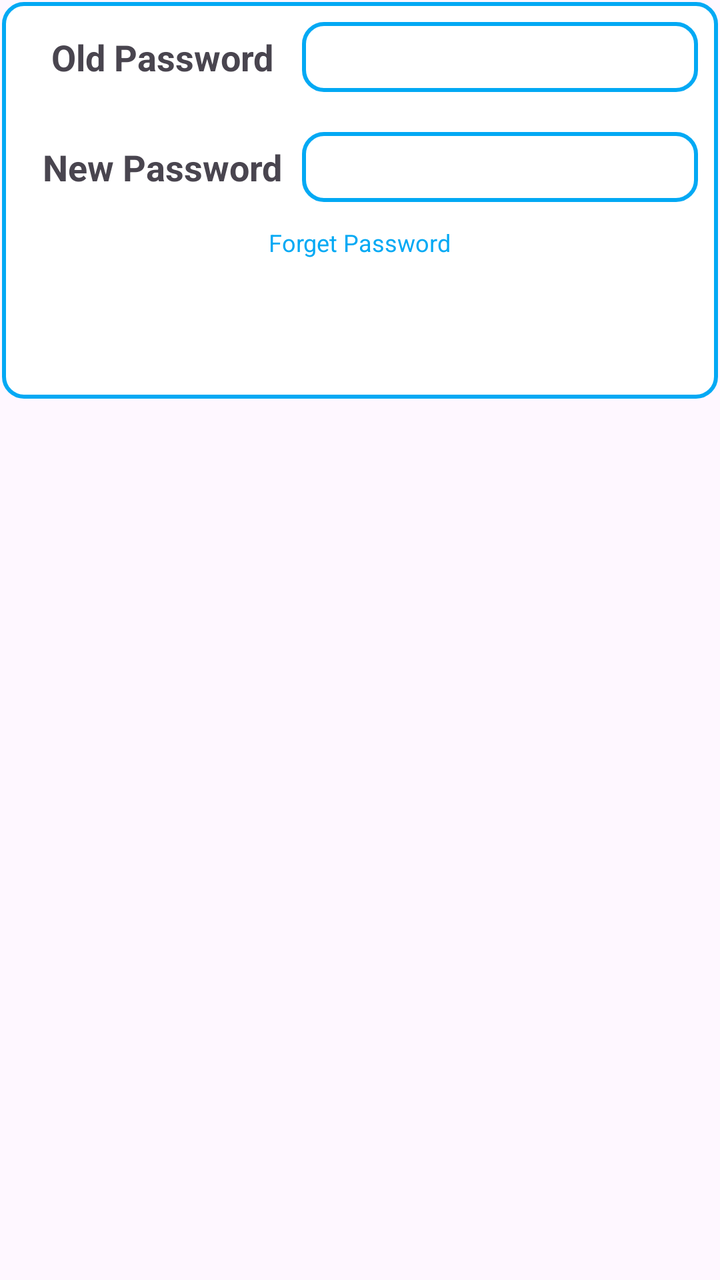
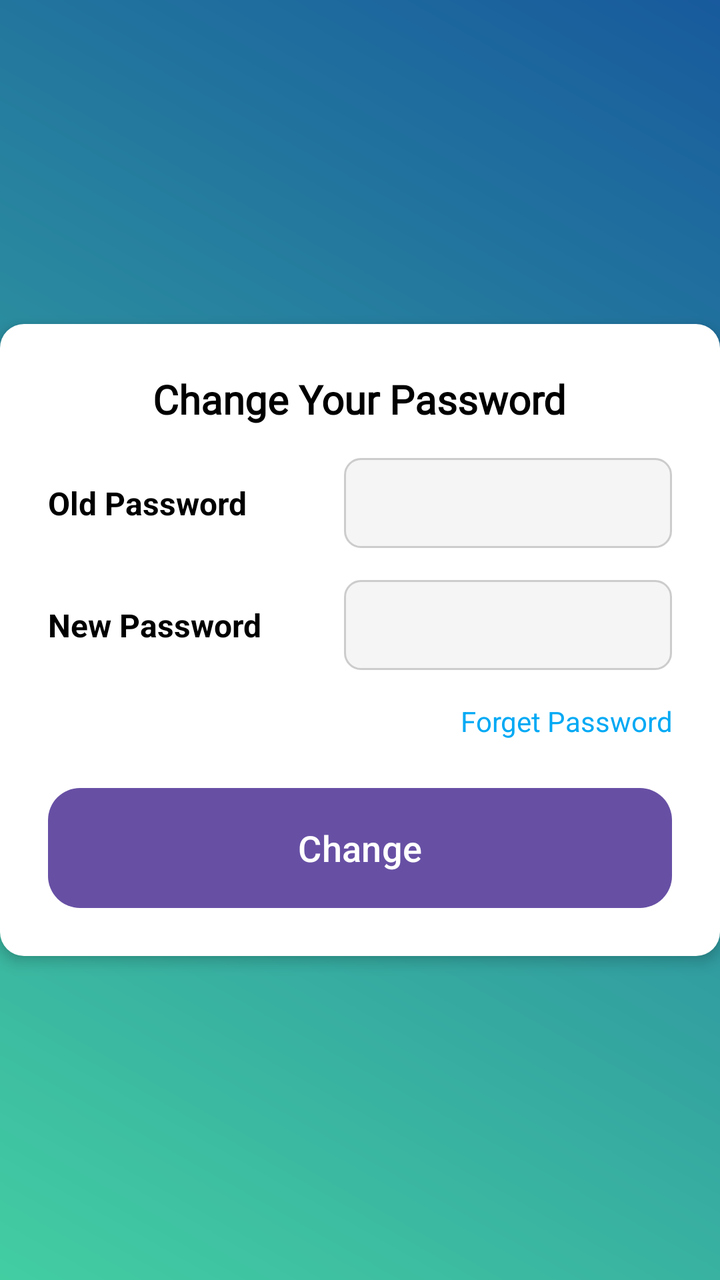

An Android layout rendered at two revisions. The XML below is the earlier revision; the diff shows what the commit changed to produce the second picture.
<!-- AndroidManifest.xml: application theme Theme.ExpenseTracker -->
<!-- res/layout/change_password.xml -->
<?xml version="1.0" encoding="utf-8"?>
<LinearLayout xmlns:android="http://schemas.android.com/apk/res/android"
    android:layout_width="match_parent"
    android:padding="1dp"
    android:layout_height="wrap_content">

    <LinearLayout
        android:background="@drawable/backforsinget"
        android:padding="10dp"
        android:gravity="center"
        android:orientation="vertical"
        android:layout_width="match_parent"
        android:layout_height="wrap_content">
        <LinearLayout
            android:layout_width="match_parent"
            android:layout_height="wrap_content">
            <TextView
                android:layout_width="140dp"
                android:text="Old Password"
                android:textSize="18dp"
                android:textStyle="bold"
                android:gravity="center"
                android:layout_height="wrap_content"></TextView>
            <EditText
                android:id="@+id/old_password_change"
                android:layout_width="match_parent"
                android:background="@drawable/backforsinget"
                android:layout_height="35dp"></EditText>

        </LinearLayout>
        <LinearLayout
            android:layout_marginTop="20dp"
            android:layout_width="match_parent"
            android:layout_height="wrap_content">
            <TextView
                android:layout_width="140dp"
                android:text="New Password"
                android:textSize="18dp"
                android:textStyle="bold"
                android:gravity="center"
                android:layout_height="wrap_content"></TextView>
            <EditText
                android:id="@+id/new_password_change"
                android:layout_width="match_parent"
                android:background="@drawable/backforsinget"
                android:layout_height="35dp"></EditText>

        </LinearLayout>

        <TextView
            android:id="@+id/forgetPassword_changepswd"
            android:layout_width="wrap_content"
            android:layout_height="wrap_content"
            android:text="Forget Password"
            android:textSize="12dp"
            android:textColor="#03A9F4"
            android:layout_marginTop="12dp"></TextView>

        <Button
            android:id="@+id/changebtn_change"
            style="@style/Widget.MaterialComponents.Button"
            android:layout_width="@dimen/_150sdp"
            android:layout_height="50dp"
            android:backgroundTint="#03A9F4"
            android:text="Change"
            android:layout_marginTop="10dp"
            android:textColorLink="@color/white"
            android:typeface="normal"></Button>
    </LinearLayout>

</LinearLayout>
<!-- resources referenced by this layout -->
<resources>
  <color name="white">#FFFFFFFF</color>
  <!-- drawable backforsinget (drawable) -->
  <?xml version="1.0" encoding="utf-8"?>
  <shape xmlns:android="http://schemas.android.com/apk/res/android">
  
      <solid android:color="@color/white"></solid>
      <corners android:radius="10dp"></corners>
      <stroke android:color="#03A9F4" android:width="2dp"></stroke>
  </shape>
  <style name="Theme.ExpenseTracker" parent="Base.Theme.ExpenseTracker" />
  <style name="Base.Theme.ExpenseTracker" parent="Theme.Material3.DayNight.NoActionBar">
          
          
      </style>
</resources>

<!-- the commit's change to res/layout/change_password.xml (unified diff, before → after) -->
@@ -1,71 +1,106 @@
 <?xml version="1.0" encoding="utf-8"?>
 <LinearLayout xmlns:android="http://schemas.android.com/apk/res/android"
+    xmlns:app="http://schemas.android.com/apk/res-auto"
     android:layout_width="match_parent"
-    android:padding="1dp"
-    android:layout_height="wrap_content">
+    android:layout_height="match_parent"
+    android:orientation="vertical"
+    android:gravity="center"
+    android:background="@drawable/bg_gradient"> <LinearLayout
+    android:layout_width="match_parent"
+    android:layout_height="wrap_content"
+    android:orientation="vertical"
+    android:background="@drawable/card_background"
+    android:padding="24dp"
+    android:elevation="4dp"
+    android:gravity="center_horizontal">
+
+    <TextView
+        android:layout_width="wrap_content"
+        android:layout_height="wrap_content"
+        android:text="Change Your Password"
+        android:textSize="20sp"
+        android:textStyle="bold"
+        android:textColor="@android:color/black"
+        android:layout_marginBottom="16dp"
+        android:fontFamily="@font/concert_one"/>
 
     <LinearLayout
-        android:background="@drawable/backforsinget"
-        android:padding="10dp"
-        android:gravity="center"
-        android:orientation="vertical"
         android:layout_width="match_parent"
-        android:layout_height="wrap_content">
-        <LinearLayout
-            android:layout_width="match_parent"
-            android:layout_height="wrap_content">
-            <TextView
-                android:layout_width="140dp"
-                android:text="Old Password"
-                android:textSize="18dp"
-                android:textStyle="bold"
-                android:gravity="center"
-                android:layout_height="wrap_content"></TextView>
-            <EditText
-                android:id="@+id/old_password_change"
-                android:layout_width="match_parent"
-                android:background="@drawable/backforsinget"
-                android:layout_height="35dp"></EditText>
-
-        </LinearLayout>
-        <LinearLayout
-            android:layout_marginTop="20dp"
-            android:layout_width="match_parent"
-            android:layout_height="wrap_content">
-            <TextView
-                android:layout_width="140dp"
-                android:text="New Password"
-                android:textSize="18dp"
-                android:textStyle="bold"
-                android:gravity="center"
-                android:layout_height="wrap_content"></TextView>
-            <EditText
-                android:id="@+id/new_password_change"
-                android:layout_width="match_parent"
-                android:background="@drawable/backforsinget"
-                android:layout_height="35dp"></EditText>
-
-        </LinearLayout>
+        android:layout_height="wrap_content"
+        android:orientation="horizontal"
+        android:layout_marginBottom="16dp"
+        android:gravity="center_vertical">
 
         <TextView
-            android:id="@+id/forgetPassword_changepswd"
-            android:layout_width="wrap_content"
+            android:layout_width="140dp"
             android:layout_height="wrap_content"
-            android:text="Forget Password"
-            android:textSize="12dp"
-            android:textColor="#03A9F4"
-            android:layout_marginTop="12dp"></TextView>
+            android:text="Old Password"
+            android:textSize="16sp"
+            android:textStyle="bold"
+            android:textColor="@android:color/black"
+            android:gravity="start"/>
 
-        <Button
-            android:id="@+id/changebtn_change"
-            style="@style/Widget.MaterialComponents.Button"
-            android:layout_width="@dimen/_150sdp"
-            android:layout_height="50dp"
-            android:backgroundTint="#03A9F4"
-            android:text="Change"
-            android:layout_marginTop="10dp"
-            android:textColorLink="@color/white"
-            android:typeface="normal"></Button>
+        <EditText
+            android:id="@+id/old_password_change"
+            android:layout_width="match_parent"
+            android:layout_height="45dp"
+            android:layout_marginStart="8dp"
+            android:paddingHorizontal="12dp"
+            android:inputType="textPassword"
+            android:background="@drawable/input_bg"
+            android:textColor="@android:color/black"/>
+
     </LinearLayout>
 
+    <LinearLayout
+        android:layout_width="match_parent"
+        android:layout_height="wrap_content"
+        android:orientation="horizontal"
+        android:layout_marginBottom="16dp"
+        android:gravity="center_vertical">
+
+        <TextView
+            android:layout_width="140dp"
+            android:layout_height="wrap_content"
+            android:text="New Password"
+            android:textSize="16sp"
+            android:textStyle="bold"
+            android:textColor="@android:color/black"
+            android:gravity="start"/>
+
+        <EditText
+            android:id="@+id/new_password_change"
+            android:layout_width="match_parent"
+            android:layout_height="45dp"
+            android:layout_marginStart="8dp"
+            android:paddingHorizontal="12dp"
+            android:inputType="textPassword"
+            android:background="@drawable/input_bg"
+            android:textColor="@android:color/black"/>
+
+    </LinearLayout>
+
+    <TextView
+        android:id="@+id/forgetPassword_changepswd"
+        android:layout_width="match_parent"
+        android:layout_height="wrap_content"
+        android:text="Forget Password"
+        android:textSize="14sp"
+        android:textColor="#03A9F4"
+        android:gravity="end"
+        android:layout_marginBottom="24dp"/>
+
+    <Button
+        android:id="@+id/changebtn_change"
+        android:layout_width="match_parent"
+        android:layout_height="60dp"
+        android:text="Change"
+        android:textAllCaps="false"
+        android:textSize="18sp"
+        android:textColor="@android:color/white"
+        android:background="@drawable/btn_cashin_bg"
+        android:elevation="8dp"/>
+
 </LinearLayout>
+
+</LinearLayout>
<!-- resource entries referenced after the edit -->
@@ -1,13 +1,49 @@
 <!-- resources referenced by this layout -->
 <resources>
-  <color name="white">#FFFFFFFF</color>
-  <!-- drawable backforsinget (drawable) -->
+  <!-- drawable bg_gradient (drawable) -->
+  <shape xmlns:android="http://schemas.android.com/apk/res/android"
+      android:shape="rectangle">
+      <gradient xmlns:android="http://schemas.android.com/apk/res/android"
+          android:startColor="#43cea2"
+          android:endColor="#185a9d"
+          android:angle="45"/>
+  
+  </shape>
+  <!-- drawable btn_cashin_bg (drawable) -->
+  <shape xmlns:android="http://schemas.android.com/apk/res/android" android:shape="rectangle">
+      <gradient
+          android:startColor="#6a11cb"
+          android:endColor="#2575fc"
+          android:angle="45"/>
+      <corners android:radius="16dp"/>
+      <padding android:left="12dp" android:top="12dp" android:right="12dp" android:bottom="12dp"/>
+  </shape>
+  <!-- drawable card_background (drawable) -->
   <?xml version="1.0" encoding="utf-8"?>
-  <shape xmlns:android="http://schemas.android.com/apk/res/android">
+  <shape xmlns:android="http://schemas.android.com/apk/res/android" android:shape="rectangle">
+      <solid android:color="@android:color/white"/>
+      <corners android:radius="12dp"/>
+      <padding android:left="12dp" android:top="12dp" android:right="12dp" android:bottom="12dp"/>
+  </shape>
+  <!-- drawable input_bg (drawable) -->
+  <?xml version="1.0" encoding="utf-8"?>
+  <shape xmlns:android="http://schemas.android.com/apk/res/android"
+      android:shape="rectangle">
   
-      <solid android:color="@color/white"></solid>
-      <corners android:radius="10dp"></corners>
-      <stroke android:color="#03A9F4" android:width="2dp"></stroke>
+      <solid android:color="#F5F5F5" />
+  
+      <stroke
+          android:width="1dp"
+          android:color="#CCCCCC" />
+  
+      <corners android:radius="8dp" />
+  
+      <padding
+          android:left="4dp"
+          android:top="4dp"
+          android:right="4dp"
+          android:bottom="4dp" />
+  
   </shape>
   <style name="Theme.ExpenseTracker" parent="Base.Theme.ExpenseTracker" />
   <style name="Base.Theme.ExpenseTracker" parent="Theme.Material3.DayNight.NoActionBar">
